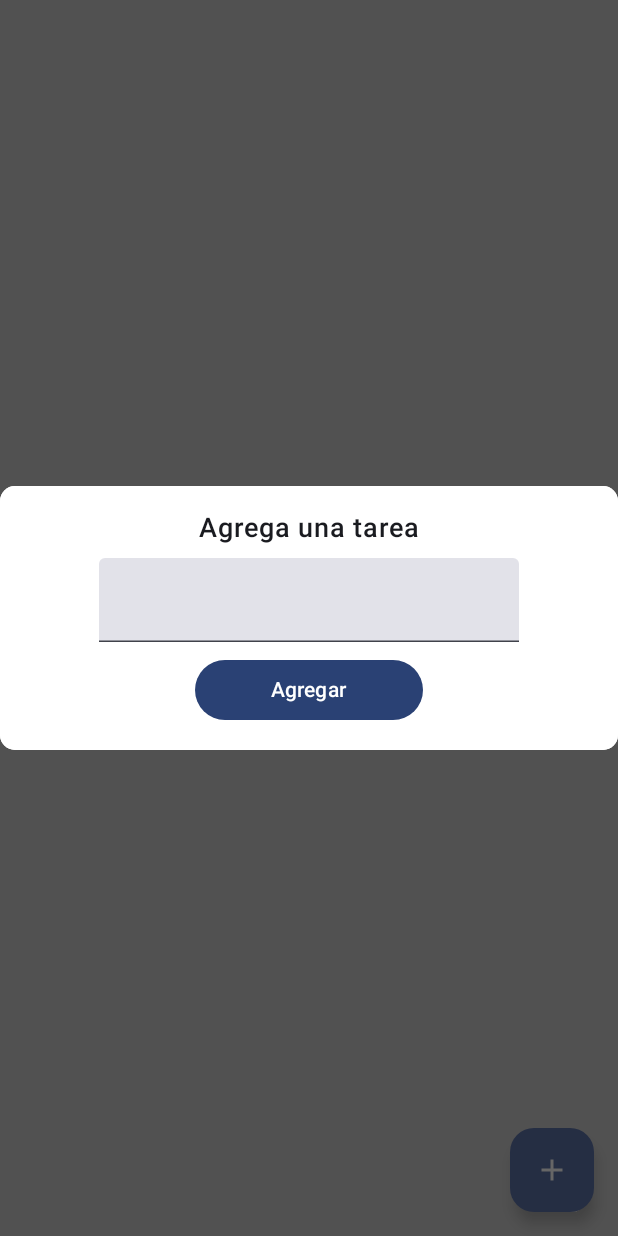
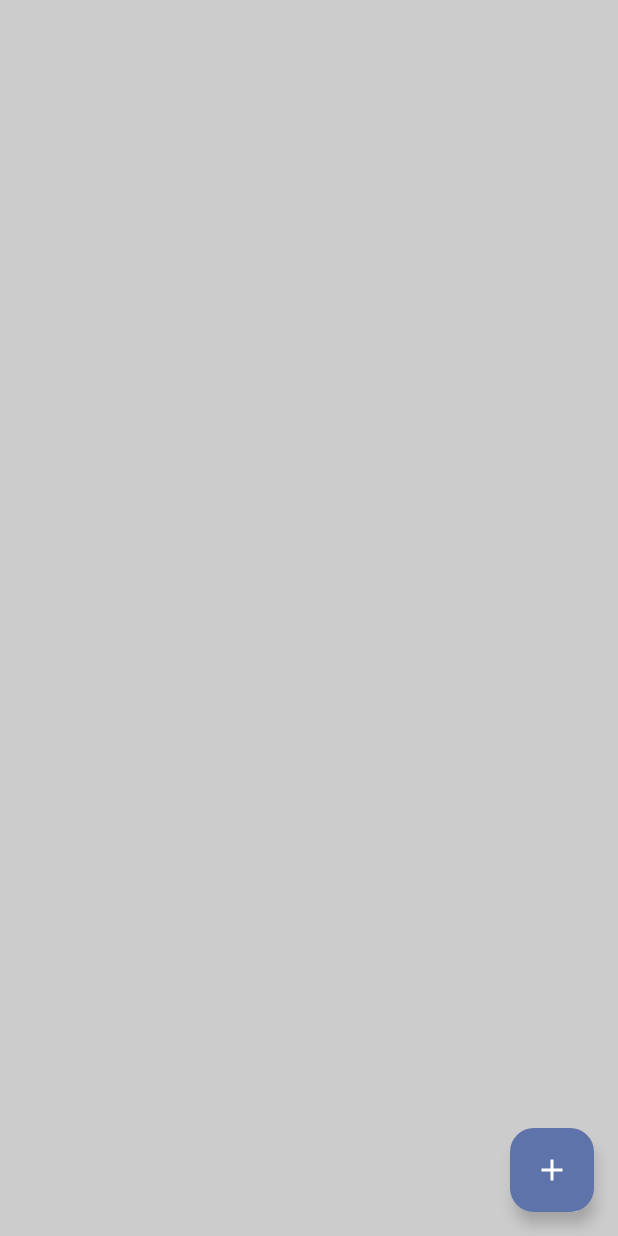
Before and after one commit to bryan-ignacio/TodoApp, an Android app built with Jetpack Compose: the screen it shows after launch (MainActivity), on a phone screen of 412 x 824 dp. Run offline under Robolectric (Android 15) with nearby library versions, the phone set to English and light mode, and no system bars; our stand-ins replace Dagger/Hilt's generated code, livedata-compose.

Commit message:
viewModel created and completed.

```diff
--- a/app/build.gradle.kts
+++ b/app/build.gradle.kts
@@ -71,4 +71,8 @@ dependencies {
     //Dagger Hilt
     implementation("com.google.dagger:hilt-android:2.48")
     kapt("com.google.dagger:hilt-compiler:2.48")
+    //LiveData
+    // Lifecycle-runtime
+    implementation("androidx.lifecycle:lifecycle-runtime-ktx:2.3.1")
+    implementation("androidx.compose.runtime:runtime-livedata:1.2.1")
 }
--- a/app/src/main/java/com/androidgt/todoapp/addtasks/ui/TasksScreen.kt
+++ b/app/src/main/java/com/androidgt/todoapp/addtasks/ui/TasksScreen.kt
@@ -1,6 +1,5 @@
 package com.androidgt.todoapp.addtasks.ui
 
-import android.graphics.drawable.shapes.Shape
 import androidx.compose.foundation.background
 import androidx.compose.foundation.layout.Arrangement
 import androidx.compose.foundation.layout.Box
@@ -16,18 +15,17 @@ import androidx.compose.material.icons.filled.Add
 import androidx.compose.material3.Button
 import androidx.compose.material3.FloatingActionButton
 import androidx.compose.material3.Icon
-import androidx.compose.material3.ShapeDefaults
 import androidx.compose.material3.Surface
 import androidx.compose.material3.Text
 import androidx.compose.material3.TextField
 import androidx.compose.runtime.Composable
 import androidx.compose.runtime.getValue
+import androidx.compose.runtime.livedata.observeAsState
 import androidx.compose.runtime.mutableStateOf
 import androidx.compose.runtime.remember
 import androidx.compose.runtime.setValue
 import androidx.compose.ui.Alignment
 import androidx.compose.ui.Modifier
-import androidx.compose.ui.draw.clip
 import androidx.compose.ui.graphics.Color
 import androidx.compose.ui.text.font.FontWeight
 import androidx.compose.ui.unit.dp
@@ -36,24 +34,25 @@ import androidx.compose.ui.window.Dialog
 
 @Composable
 fun TasksScreen(taskViewModel: TasksViewModel) {
+
+    // accedemos a la variable showDialog desde la vista.
+    val showDialog: Boolean by taskViewModel.showDialog.observeAsState(false)
+
     Box(
         modifier = Modifier
             .fillMaxSize()
             .background(color = Color.LightGray)
     )
     {
-        AddTaskDialog(show = true, onDismiss = {})
-        FabDialog(
-            modifier = Modifier
-                .align(Alignment.BottomEnd)
-                .padding(16.dp)
-        )
+        AddTaskDialog(show = showDialog, onDismiss = { taskViewModel.onDialogClose() }, onTaskAdded = {taskViewModel.onTaskCreated(it)})
+        FabDialog(modifier = Modifier.align(Alignment.BottomEnd).padding(16.dp), taskViewModel)
     }
 }
 
 @Composable
-fun FabDialog(modifier: Modifier) {
+fun FabDialog(modifier: Modifier, taskViewModel: TasksViewModel) {
     FloatingActionButton(onClick = {
+        taskViewModel.onShowDialogClick()
     }, modifier = modifier) {
         Icon(Icons.Default.Add, contentDescription = "Add")
     }
@@ -62,7 +61,8 @@ fun FabDialog(modifier: Modifier) {
 @Composable
 fun AddTaskDialog(
     show: Boolean,
-    onDismiss: () -> Unit
+    onDismiss: () -> Unit,
+    onTaskAdded: (String) -> Unit
 ) {
 
     var myTask by remember { mutableStateOf("") }
@@ -92,7 +92,9 @@ fun AddTaskDialog(
                     Spacer(modifier = Modifier.height(8.dp))
                     TextField(value = myTask, onValueChange = { myTask = it }, singleLine = true)
                     Spacer(modifier = Modifier.height(8.dp))
-                    Button(onClick = { }, modifier = Modifier.fillMaxWidth(0.4f)) {
+                    Button(onClick = {
+                        onTaskAdded(myTask)
+                    }, modifier = Modifier.fillMaxWidth(0.4f)) {
                         Text(text = "Agregar")
                     }
                 }
--- a/app/src/main/java/com/androidgt/todoapp/addtasks/ui/TasksViewModel.kt
+++ b/app/src/main/java/com/androidgt/todoapp/addtasks/ui/TasksViewModel.kt
@@ -1,6 +1,30 @@
 package com.androidgt.todoapp.addtasks.ui
 
+import android.util.Log
+import androidx.lifecycle.LiveData
+import androidx.lifecycle.MutableLiveData
 import androidx.lifecycle.ViewModel
 import javax.inject.Inject
 
-class TasksViewModel @Inject constructor(): ViewModel() {}
+class TasksViewModel @Inject constructor(): ViewModel() {
+
+
+    //esta es la variable que se modifica desde la vista
+    private val _showDialog = MutableLiveData<Boolean>()
+    val showDialog: LiveData<Boolean> = _showDialog
+
+    // esta funcion cierra el dialog
+    fun onDialogClose() {
+        _showDialog.value = false
+    }
+
+    fun onTaskCreated(task: String) {
+        // al momento de crear la tarea se oculta el dialog
+        _showDialog.value = false
+        Log.i("Task", "Se creo la tarea $task")
+    }
+
+    fun onShowDialogClick() {
+        _showDialog.value = true
+    }
+}
```
